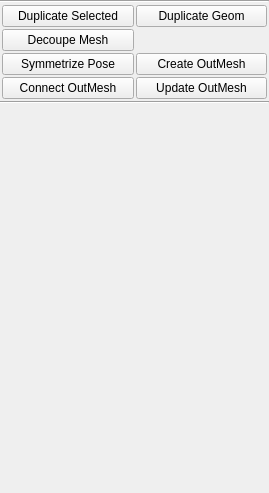
Before: the Qt Designer form tools/mayaTools/cloth/toolBox/gui/_src/wgModeBox.ui in snaress/studio_dev, drawn with Qt 5.
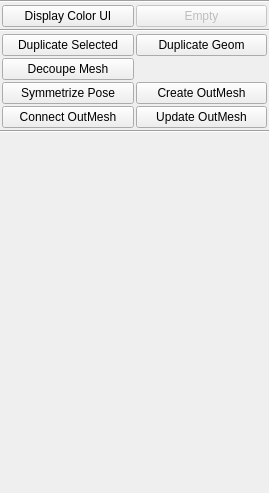
After: the same form once the commit is applied.

Commit message: mayaTools.cloth.toolBox: Add displayColorUi

Patch:
```diff
--- a/tools/mayaTools/cloth/toolBox/gui/_src/wgModeBox.ui
+++ b/tools/mayaTools/cloth/toolBox/gui/_src/wgModeBox.ui
@@ -20,27 +20,7 @@
    <property name="spacing">
     <number>0</number>
    </property>
-   <item row="0" column="0">
-    <widget class="Line" name="line_2">
-     <property name="orientation">
-      <enum>Qt::Horizontal</enum>
-     </property>
-    </widget>
-   </item>
    <item row="3" column="0">
-    <spacer name="verticalSpacer">
-     <property name="orientation">
-      <enum>Qt::Vertical</enum>
-     </property>
-     <property name="sizeHint" stdset="0">
-      <size>
-       <width>20</width>
-       <height>40</height>
-      </size>
-     </property>
-    </spacer>
-   </item>
-   <item row="1" column="0">
     <layout class="QGridLayout" name="gl_modeCmds">
      <property name="margin">
       <number>2</number>
@@ -171,13 +151,85 @@
      </item>
     </layout>
    </item>
-   <item row="2" column="0">
+   <item row="4" column="0">
     <widget class="Line" name="line">
      <property name="orientation">
       <enum>Qt::Horizontal</enum>
      </property>
     </widget>
    </item>
+   <item row="5" column="0">
+    <spacer name="verticalSpacer">
+     <property name="orientation">
+      <enum>Qt::Vertical</enum>
+     </property>
+     <property name="sizeHint" stdset="0">
+      <size>
+       <width>20</width>
+       <height>40</height>
+      </size>
+     </property>
+    </spacer>
+   </item>
+   <item row="2" column="0">
+    <widget class="Line" name="line_2">
+     <property name="orientation">
+      <enum>Qt::Horizontal</enum>
+     </property>
+    </widget>
+   </item>
+   <item row="1" column="0">
+    <layout class="QGridLayout" name="gl_modeTools">
+     <property name="margin">
+      <number>2</number>
+     </property>
+     <property name="spacing">
+      <number>2</number>
+     </property>
+     <item row="0" column="0">
+      <widget class="QPushButton" name="pb_displayColorUi">
+       <property name="text">
+        <string>Display Color UI</string>
+       </property>
+       <property name="iconSize">
+        <size>
+         <width>24</width>
+         <height>24</height>
+        </size>
+       </property>
+       <property name="flat">
+        <bool>false</bool>
+       </property>
+      </widget>
+     </item>
+     <item row="0" column="1">
+      <widget class="QPushButton" name="pb_empty">
+       <property name="enabled">
+        <bool>false</bool>
+       </property>
+       <property name="text">
+        <string>Empty</string>
+       </property>
+       <property name="iconSize">
+        <size>
+         <width>24</width>
+         <height>24</height>
+        </size>
+       </property>
+       <property name="flat">
+        <bool>false</bool>
+       </property>
+      </widget>
+     </item>
+    </layout>
+   </item>
+   <item row="0" column="0">
+    <widget class="Line" name="line_3">
+     <property name="orientation">
+      <enum>Qt::Horizontal</enum>
+     </property>
+    </widget>
+   </item>
   </layout>
  </widget>
  <resources/>
```
The commit also changes 4 other files.
